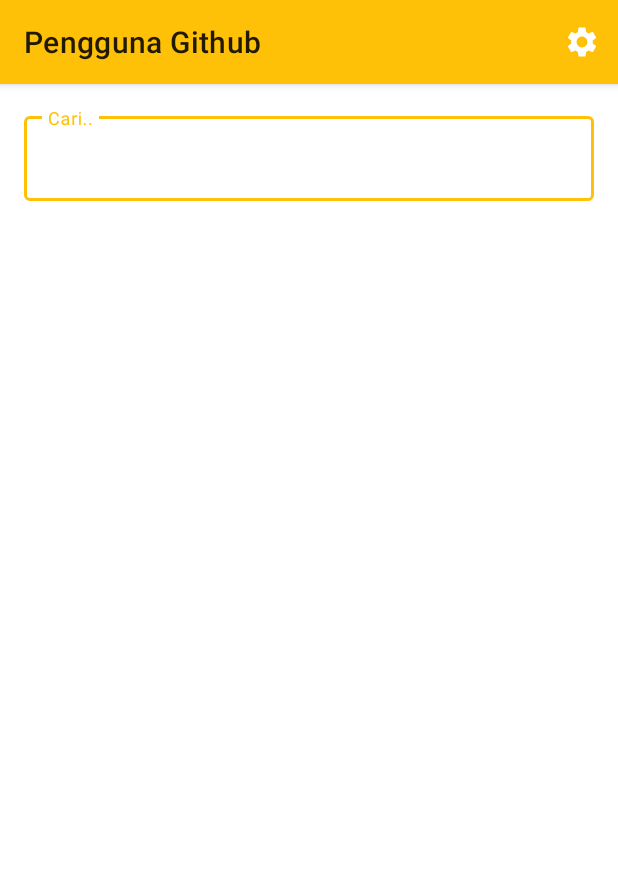
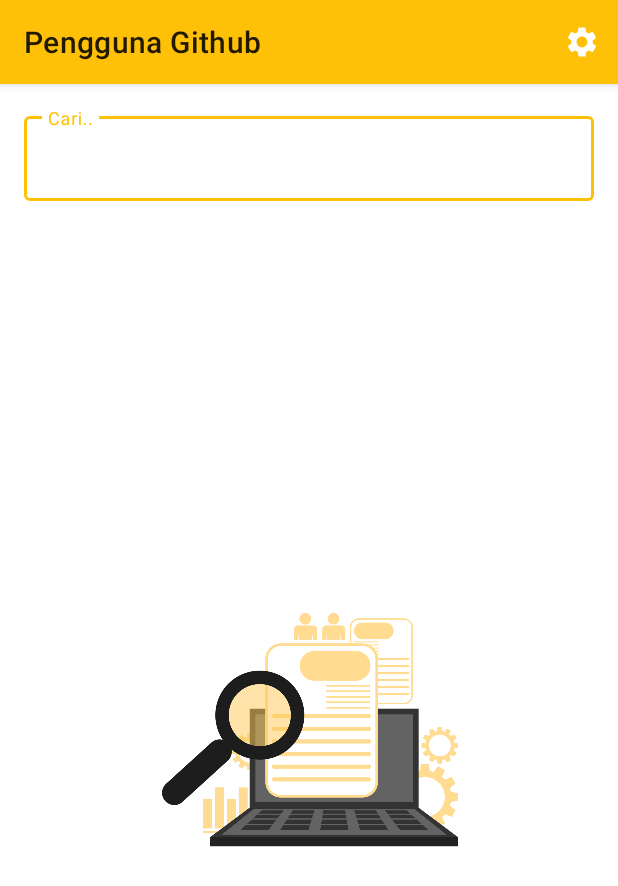
Before and after one commit to FiqSky/GithubUserKT, an Android app: the screen it shows after launch (MainActivity), on a phone screen of 412 x 824 dp. Shown: the top 886 px of the screen. Run offline under Robolectric (Android 15) with nearby library versions, the phone set to English and light mode, and no system bars; our stand-ins replace Picasso; pictures from the network do not load.

Commit message:
Some changes to the appearance of the application

```diff
--- a/app/src/main/java/com/fiqsky/githubuserapp/SearchViewModel.kt
+++ b/app/src/main/java/com/fiqsky/githubuserapp/SearchViewModel.kt
@@ -1,9 +1,11 @@
 package com.fiqsky.githubuserapp
 
+import android.widget.Toast
 import androidx.lifecycle.LiveData
 import androidx.lifecycle.MutableLiveData
 import androidx.lifecycle.ViewModel
 import com.fiqsky.githubuserapp.api.ApiClient
+import com.google.android.material.snackbar.Snackbar
 import retrofit2.Call
 import retrofit2.Callback
 import retrofit2.Response
@@ -29,7 +31,6 @@ class SearchViewModel: ViewModel() {
 
             override fun onFailure(call: Call<SearchResponse>, t: Throwable) {
                 _searchResults.postValue(emptyList())
-
             }
         })
     }
--- a/app/src/main/java/com/fiqsky/githubuserapp/activity/MainActivity.kt
+++ b/app/src/main/java/com/fiqsky/githubuserapp/activity/MainActivity.kt
@@ -28,11 +28,12 @@ class MainActivity : AppCompatActivity(), TextView.OnEditorActionListener {
     override fun onCreate(savedInstanceState: Bundle?) {
         super.onCreate(savedInstanceState)
         setContentView(R.layout.activity_main)
+//        actionBar?.setDisplayHomeAsUpEnabled(true)
 
         searchViewModel = ViewModelProvider(this, ViewModelProvider.NewInstanceFactory()).get(SearchViewModel::class.java)
 
         searchViewModel.searchResults.observe(this, Observer { list: List<User>? ->
-            showProgress(false)
+            progress(false)
             adapter.addAll(list)
         })
 
@@ -51,7 +52,8 @@ class MainActivity : AppCompatActivity(), TextView.OnEditorActionListener {
         rv_main.adapter = adapter
     }
 
-    private fun showProgress(isVisible: Boolean) {
+    private fun progress(isVisible: Boolean) {
+        iv_search.visibility = GONE
         progress_bar.visibility = if (isVisible) {
             VISIBLE
         } else {
@@ -79,37 +81,10 @@ class MainActivity : AppCompatActivity(), TextView.OnEditorActionListener {
     override fun onEditorAction(textView: TextView?, actionId: Int, event: KeyEvent?): Boolean {
         if (actionId == EditorInfo.IME_ACTION_SEARCH) {
             val query = textView?.text.toString()
-            showProgress(true)
+            progress(true)
             searchViewModel.searchUser(query)
             return true
         }
         return false
     }
-
-    /*private fun searchUser(query: String) {
-        //Menampilkan loading progressbar
-        progress_bar.visibility = VISIBLE
-        val call = ApiClient.service.getSearchResult(query)
-        call.enqueue(object : Callback<SearchResponse> {
-            //Responnya berhasil, Http code == 200
-            override fun onResponse(
-                call: Call<SearchResponse>,
-                response: Response<SearchResponse>
-            ) {
-                if (response.isSuccessful) {
-                    val list = response.body()?.items
-                    //tambah ke adapter
-                    adapter.addAll(list)
-                    //Menghilangkan progressbar
-                    progress_bar.visibility = GONE
-                }
-
-            }
-
-            override fun onFailure(call: Call<SearchResponse>, t: Throwable) {
-                progress_bar.visibility = GONE
-//                Snackbar.make(this,"Nope",Snackbar.LENGTH_LONG).show()
-            }
-        })
-    }*/
 }
--- a/app/src/main/java/com/fiqsky/githubuserapp/api/ApiService.kt
+++ b/app/src/main/java/com/fiqsky/githubuserapp/api/ApiService.kt
@@ -11,7 +11,7 @@ import retrofit2.http.Query
 
 interface ApiService {
     @GET("search/users")
-    @Headers(BuildConfig.TOKEN)
+    @Headers("Authorization:"+BuildConfig.TOKEN)
     fun getSearchResult(
         @Query("q") q: String
     ): Call<SearchResponse>
--- a/app/src/main/res/layout/activity_main.xml
+++ b/app/src/main/res/layout/activity_main.xml
@@ -1,7 +1,6 @@
 <?xml version="1.0" encoding="utf-8"?>
 <LinearLayout
     xmlns:android="http://schemas.android.com/apk/res/android"
-    xmlns:app="http://schemas.android.com/apk/res-auto"
     xmlns:tools="http://schemas.android.com/tools"
     android:layout_width="match_parent"
     android:layout_height="match_parent"
@@ -36,6 +35,14 @@
         tools:visibility="visible"
         android:layout_gravity="center"/>
 
+    <ImageView
+        android:id="@+id/iv_search"
+        android:layout_width="200dp"
+        android:layout_height="match_parent"
+        android:layout_gravity="center"
+        android:src="@drawable/v_search"
+        android:contentDescription="@string/search_img" />
+
     <androidx.recyclerview.widget.RecyclerView
         android:id="@+id/rv_main"
         android:layout_width="match_parent"
--- a/app/src/main/res/layout/desc_user.xml
+++ b/app/src/main/res/layout/desc_user.xml
@@ -45,7 +45,7 @@
         android:layout_height="wrap_content"
         android:src="@drawable/ic_work"
         app:layout_constraintStart_toStartOf="parent"
-        app:layout_constraintTop_toBottomOf="@id/img_location"
+        app:layout_constraintTop_toBottomOf="@id/txt_location"
         android:contentDescription="@string/foto_profil" />
 
     <TextView
@@ -65,7 +65,7 @@
         android:layout_height="wrap_content"
         android:src="@drawable/ic_baseline_link_24"
         app:layout_constraintStart_toStartOf="parent"
-        app:layout_constraintTop_toBottomOf="@id/img_work"
+        app:layout_constraintTop_toBottomOf="@id/txt_work"
         android:contentDescription="@string/foto_profil" />
 
     <TextView
--- a/app/src/main/res/values/strings.xml
+++ b/app/src/main/res/values/strings.xml
@@ -12,6 +12,8 @@
     <string name="pengaturan">pengaturan</string>
     <string name="link"><u>Link</u></string>
     <string name="cari">Cari..</string>
+    <string name="detail_title">detail_title</string>
+    <string name="search_img">search_img</string>
 
     <!-- Other string resources-->
 
```
Also changed, not shown: app/src/main/java/com/fiqsky/githubuserapp/activity/InfoActivity.kt (+14 -4 lines), app/src/main/res/drawable/v_search.png (added), 1 other file.
